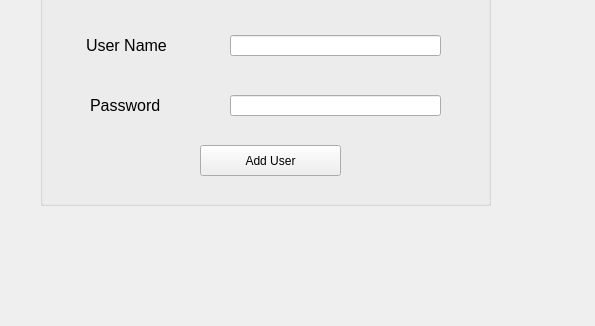
jmparradov/Informatica2, file 5. Proyecto Final/2. Desarrollo/Gravity_Bike/createuser.ui: the form before one commit; both pictures show x 650 to 1245 and y 325 to 651 of the 1245 by 651 pixel window.
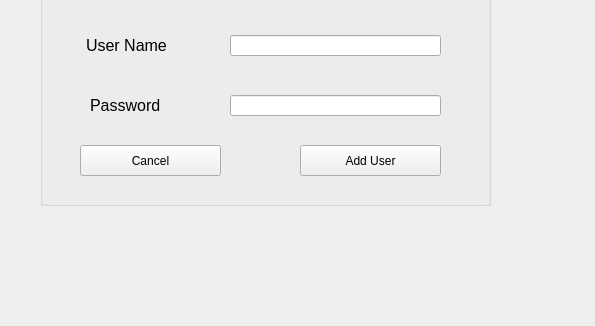
The form after the commit.

```diff
--- a/5. Proyecto Final/2. Desarrollo/Gravity_Bike/createuser.ui
+++ b/5. Proyecto Final/2. Desarrollo/Gravity_Bike/createuser.ui
@@ -74,7 +74,7 @@
    <widget class="QPushButton" name="addUserButton">
     <property name="geometry">
      <rect>
-      <x>160</x>
+      <x>260</x>
       <y>200</y>
       <width>141</width>
       <height>31</height>
@@ -97,6 +97,19 @@
      <string>&lt;html&gt;&lt;head/&gt;&lt;body&gt;&lt;p align=&quot;center&quot;&gt;&lt;span style=&quot; font-size:18pt;&quot;&gt;New User&lt;/span&gt;&lt;/p&gt;&lt;/body&gt;&lt;/html&gt;</string>
     </property>
    </widget>
+   <widget class="QPushButton" name="cancelbutton">
+    <property name="geometry">
+     <rect>
+      <x>40</x>
+      <y>200</y>
+      <width>141</width>
+      <height>31</height>
+     </rect>
+    </property>
+    <property name="text">
+     <string>Cancel</string>
+    </property>
+   </widget>
   </widget>
  </widget>
  <resources/>
```
